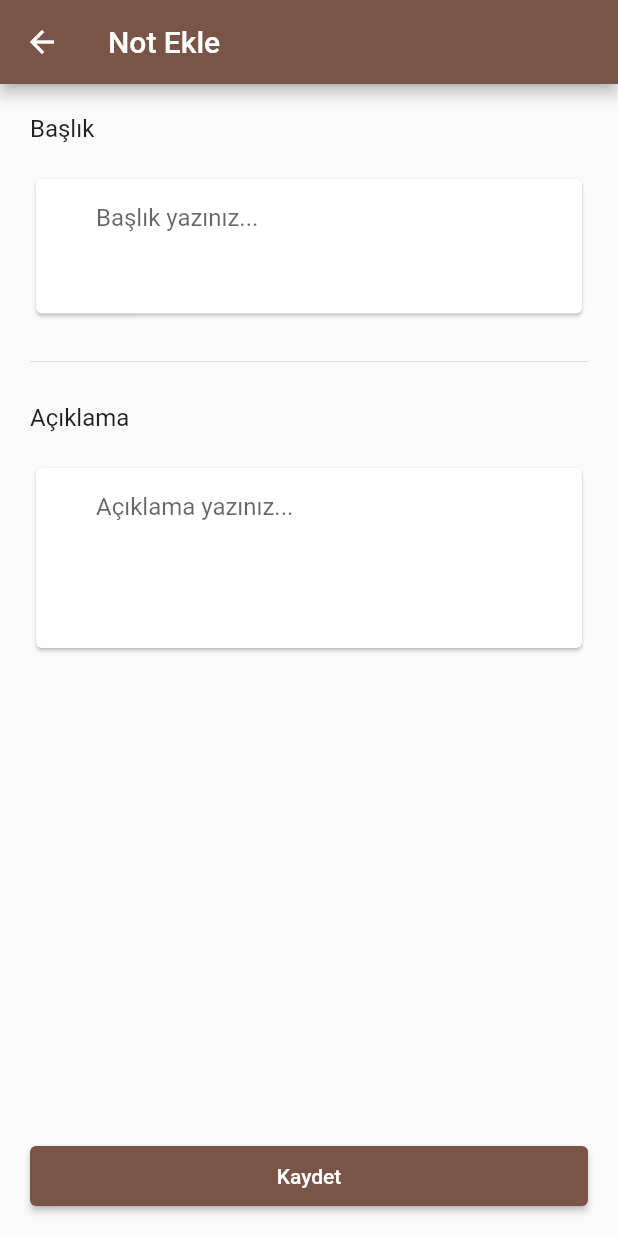
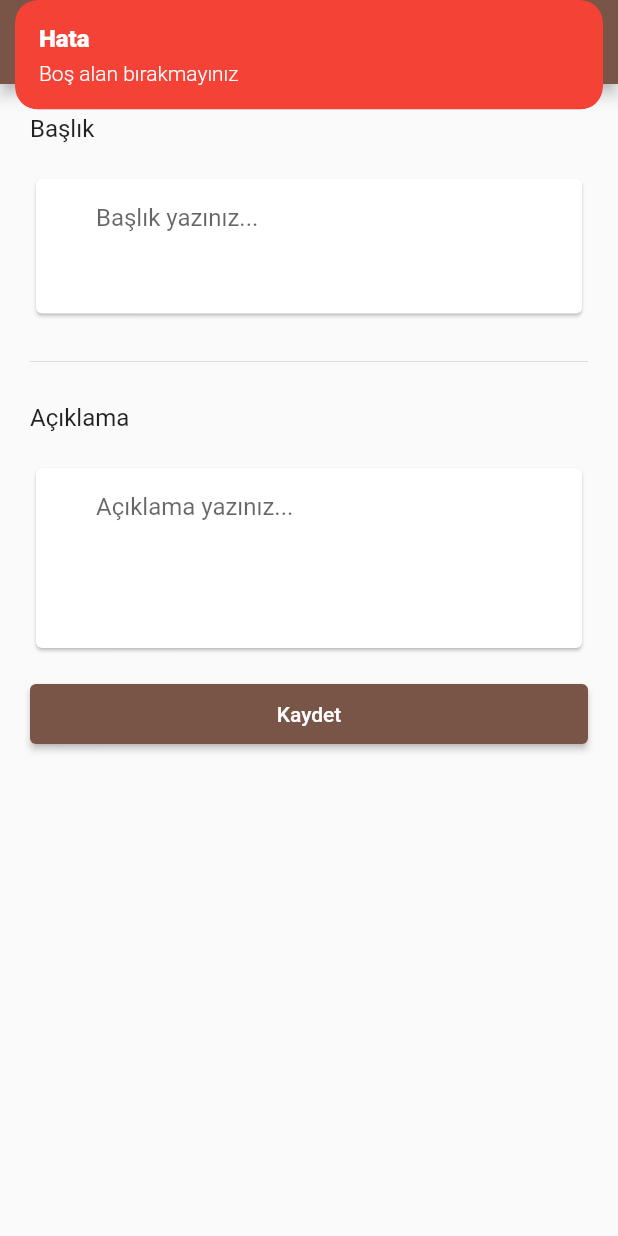
Before and after one commit to KadriyeMacit/Hello-World-Note-Book-GetX, a Flutter app: the AddNotesPage screen opened by its route, after a tap on "Kaydet", on a phone screen of 412 x 824 dp. Run offline on Flutter 3.47's test engine with Material 2 defaults, Android fonts, the phone set to English and light mode, and no system bars; our stand-ins replace dio, get.

```diff
--- a/my_note_book/lib/data/get_controllers.dart
+++ b/my_note_book/lib/data/get_controllers.dart
@@ -1,4 +1,5 @@
 import 'package:get/get.dart';
+import 'package:my_note_book/data/services/add_notes/add_notes_service.dart';
 import 'package:my_note_book/data/services/dio_manager.dart';
 import 'package:my_note_book/data/services/login/login_service.dart';
 import 'package:my_note_book/data/services/register/register_service.dart';
@@ -14,7 +15,7 @@ Future getControllers() async {
   Get.create(() => LoginController(Get.find()), permanent: false);
   Get.create(() => RegisterController(Get.find()), permanent: false);
   Get.create(() => HomeController(), permanent: false);
-  Get.create(() => AddNotesController(), permanent: false);
+  Get.create(() => AddNotesController(Get.find()), permanent: false);
   Get.create(() => InfoController(), permanent: false);
   Get.create(() => ProfileController(), permanent: false);
 
@@ -23,4 +24,5 @@ Future getControllers() async {
 
   Get.lazyPut<RegisterService>(() => RegisterServiceImp(Get.find()));
   Get.lazyPut<LoginService>(() => LoginServiceImp(Get.find()));
+  Get.lazyPut<AddNotesService>(() => AddNotesServiceImp(Get.find()));
 }
--- /dev/null
+++ b/my_note_book/lib/data/services/add_notes/model/add_notes_request_model.dart
@@ -0,0 +1,23 @@
+import 'dart:convert';
+
+String addNoteRequestModelToJson(AddNotesRequestModel data) => json.encode(
+      data.toJson(),
+    );
+
+class AddNotesRequestModel {
+  final String title;
+  final String description;
+  final String isRemove;
+
+  AddNotesRequestModel({
+    required this.title,
+    required this.description,
+    required this.isRemove,
+  });
+
+  Map<String, dynamic> toJson() => {
+        "title": title,
+        "description": description,
+        "isRemove": isRemove,
+      };
+}
--- /dev/null
+++ b/my_note_book/lib/data/services/add_notes/model/add_notes_response_model.dart
@@ -0,0 +1,14 @@
+import 'dart:convert';
+
+AddNotesResponseModel addNotesResponseModelFromJson(String str) => AddNotesResponseModel.fromJson(
+      json.decode(str),
+    );
+
+class AddNotesResponseModel {
+  final bool statu;
+  final String message;
+
+  AddNotesResponseModel.fromJson(Map<String, dynamic> json)
+      : statu = json["STATU"],
+        message = json["MESSAGE"];
+}
--- a/my_note_book/lib/views/add_notes/add_notes_controller.dart
+++ b/my_note_book/lib/views/add_notes/add_notes_controller.dart
@@ -1,7 +1,42 @@
 import 'package:flutter/material.dart';
+import 'package:get/get_rx/src/rx_types/rx_types.dart';
 import 'package:get/get_state_manager/get_state_manager.dart';
+import 'package:my_note_book/data/services/add_notes/add_notes_service.dart';
+import 'package:my_note_book/data/services/add_notes/model/add_notes_request_model.dart';
+import 'package:my_note_book/data/services/add_notes/model/add_notes_response_model.dart';
 
 class AddNotesController extends GetxController {
   final TextEditingController titleController = TextEditingController();
   final TextEditingController descriptionController = TextEditingController();
+
+  final Rx<bool> isLoading = RxBool(false);
+  final Rxn<dynamic> error = Rxn<dynamic>();
+  final RxBool isSave = RxBool(false);
+
+  final Rxn<AddNotesResponseModel> note = Rxn();
+
+  final AddNotesService _addNotesService;
+
+  AddNotesController(this._addNotesService);
+
+  void callingAddNotesService(String title, String description) {
+    final AddNotesRequestModel addNotesRequestModel = AddNotesRequestModel(
+      title: title,
+      description: description,
+      isRemove: '0',
+    );
+
+    isLoading.call(true);
+    _addNotesService.addNotes(addNotesRequestModel).then(
+      (note) {
+        if (note.statu) isSave.call(true);
+      },
+    ).catchError((dynamic error) {
+      this.error.trigger(error);
+    }).whenComplete(
+      () {
+        isLoading.call(false);
+      },
+    );
+  }
 }
--- a/my_note_book/lib/views/add_notes/add_notes_page.dart
+++ b/my_note_book/lib/views/add_notes/add_notes_page.dart
@@ -3,6 +3,7 @@ import 'package:get/get.dart';
 import 'package:my_note_book/data/src/colors.dart';
 import 'package:my_note_book/data/src/strings.dart';
 import 'package:my_note_book/views/add_notes/add_notes_controller.dart';
+import 'package:my_note_book/views/home/home_page.dart';
 
 class AddNotesPage extends GetWidget<AddNotesController> {
   const AddNotesPage({Key? key}) : super(key: key);
@@ -11,6 +12,10 @@ class AddNotesPage extends GetWidget<AddNotesController> {
 
   @override
   Widget build(BuildContext context) {
+    controller.isSave.listen((isSave) {
+      isSave ? _goToHome() : _empty();
+    });
+    controller.error.listen((error) => _errorDialog());
     return Scaffold(
         appBar: AppBar(
           title: Text(addNoteAppBarText),
@@ -22,12 +27,14 @@ class AddNotesPage extends GetWidget<AddNotesController> {
   Widget _buildBody() {
     return Padding(
       padding: const EdgeInsets.all(20.0),
+      child: SingleChildScrollView(
         child: Column(
           mainAxisAlignment: MainAxisAlignment.spaceBetween,
           crossAxisAlignment: CrossAxisAlignment.stretch,
+          mainAxisSize: MainAxisSize.min,
           children: [
-          SingleChildScrollView(
-            child: Column(
+            Column(
+              mainAxisSize: MainAxisSize.min,
               crossAxisAlignment: CrossAxisAlignment.start,
               children: [
                 _buildTitleText(),
@@ -41,9 +48,10 @@ class AddNotesPage extends GetWidget<AddNotesController> {
                 _buildTextFieldDescription(),
               ],
             ),
-          ),
+            _buildSpace(),
             _buildButton(),
           ],
+        ),
       ),
     );
   }
@@ -68,7 +76,6 @@ class AddNotesPage extends GetWidget<AddNotesController> {
       child: Padding(
         padding: const EdgeInsets.fromLTRB(40, 2, 8, 40),
         child: TextField(
-          obscureText: true,
           decoration: InputDecoration(
             border: InputBorder.none,
             hintText: addNoteTitleHintText,
@@ -93,7 +100,6 @@ class AddNotesPage extends GetWidget<AddNotesController> {
       child: Padding(
         padding: const EdgeInsets.fromLTRB(40, 2, 8, 70),
         child: TextField(
-          obscureText: true,
           decoration: InputDecoration(
             border: InputBorder.none,
             hintText: addNoteDescriptionHinText,
@@ -109,11 +115,47 @@ class AddNotesPage extends GetWidget<AddNotesController> {
     return SizedBox(
       height: size,
       child: ElevatedButton(
-          onPressed: () {},
+          onPressed: () => _onTap(),
           child: Text(addNoteSaveButton),
           style: ElevatedButton.styleFrom(
             primary: mainColor,
           )),
     );
   }
+
+  void _onTap() {
+    if (controller.titleController.text.isNotEmpty || controller.descriptionController.text.isNotEmpty) {
+      controller.callingAddNotesService(
+        controller.titleController.text,
+        controller.descriptionController.text,
+      );
+    } else {
+      _emptyDialog();
     }
+  }
+
+  void _emptyDialog() {
+    Get.snackbar(
+      errorTitle,
+      emptyText,
+      colorText: white,
+      backgroundColor: red,
+    );
+  }
+
+  void _errorDialog() {
+    Get.snackbar(
+      errorTitle,
+      errorDescription,
+      colorText: white,
+      backgroundColor: red,
+    );
+  }
+
+  void _goToHome() {
+    print('home');
+    Get.toNamed(HomePage.routeName);
+  }
+
+  void _empty() {}
+}
```
Also changed, not shown: my_note_book/lib/data/services/add_notes/add_notes_service.dart (added, +38 -0 lines). Lines whose indentation alone changed are shown as unchanged.
